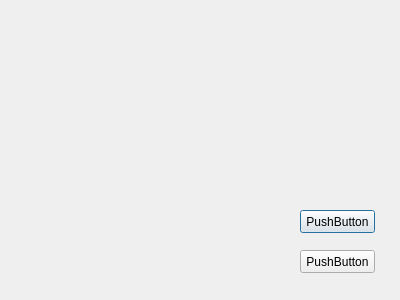
This is HomeUI/homeallmachine.ui in flash-dx/UpperUI as Qt 5 draws it before an edit. The edited form follows.
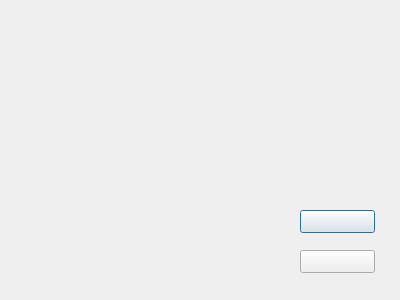
This is the edited form.

```diff
--- a/HomeUI/homeallmachine.ui
+++ b/HomeUI/homeallmachine.ui
@@ -23,7 +23,7 @@
     </rect>
    </property>
    <property name="text">
-    <string>PushButton</string>
+    <string/>
    </property>
   </widget>
   <widget class="QPushButton" name="pBtn_PowerOff">
@@ -36,7 +36,7 @@
     </rect>
    </property>
    <property name="text">
-    <string>PushButton</string>
+    <string/>
    </property>
   </widget>
  </widget>
```
